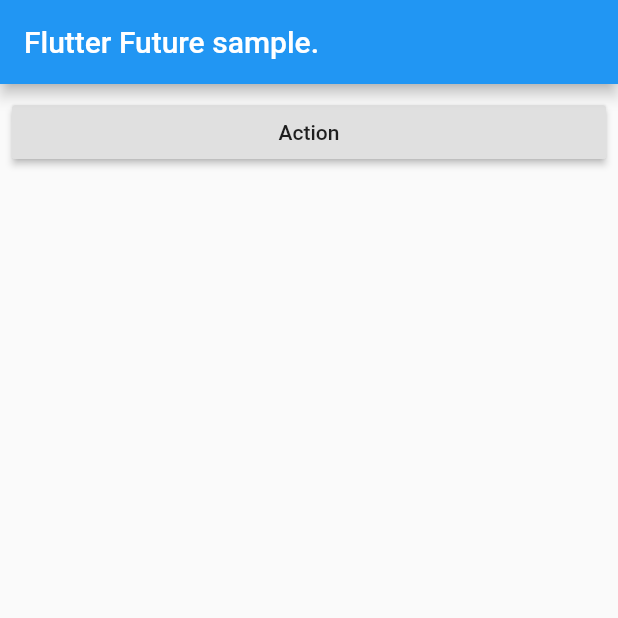
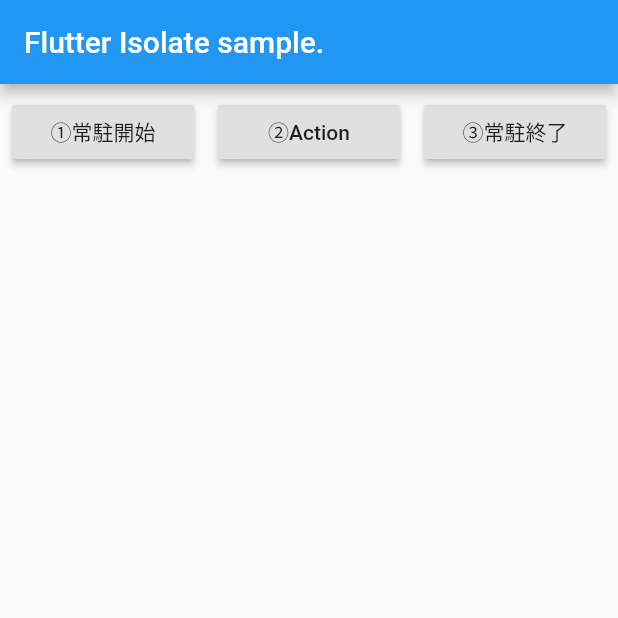
Before and after one commit to yaosatoshi/flutter_samples, a Flutter app: the screen it shows after launch, on a phone screen of 412 x 824 dp, the top half of it. Run offline on Flutter 3.47's test engine with Material 2 defaults, Android fonts, the phone set to English and light mode, and no system bars.

Commit message:
4-2-2-2 isolate

```diff
--- a/lib/main.dart
+++ b/lib/main.dart
@@ -1,6 +1,6 @@
 import 'dart:io';
+import 'dart:isolate';
 
-import 'package:flutter/cupertino.dart';
 import 'package:flutter/material.dart';
 import 'package:provider/provider.dart';
 
@@ -17,19 +17,89 @@ class MyApp extends StatelessWidget {
   }
 }
 
+void _getAsyncStringIsolate(SendPort callerSendPort) {
+  // Instantiate a SendPort to receive message from the caller.
+  print("[sub] _getAsyncStringIsolate start.");
+  final newIsolateReceivePort = ReceivePort();
+
+  // (D) Provide the caller with the reference of THIS isolate's SendPort.
+  callerSendPort.send(newIsolateReceivePort.sendPort);
+
+  print("[sub] listen start.");
+  // (E) Monitor messages from the main isolate.
+  newIsolateReceivePort.listen((dynamic message) {
+    // (G) Cast the retrieved message.
+    CrossIsolatesMessage incomingMessage = message as CrossIsolatesMessage;
+    print("[sub] incomingMessage received. /incomingMessage:$incomingMessage");
+
+    // Process the message
+    final st = DateTime.now().millisecondsSinceEpoch;
+    sleep(Duration(seconds: 2));
+    String newMessage =
+        "incomingMessage received ${incomingMessage.message} times. /delay:${DateTime.now().millisecondsSinceEpoch - st}ms";
+
+    // (J) Sends the outcome of the processing
+    incomingMessage.sender.send(newMessage);
+  });
+  // (F) Note: listen() method returns immediately.
+  print("[sub] _getAsyncStringIsolate end.");
+}
+
+// Helper class
+class CrossIsolatesMessage<T> {
+  final SendPort sender;
+  final T message;
+
+  CrossIsolatesMessage({
+    @required this.sender,
+    this.message,
+  });
+}
+
 class _Notifier extends ValueNotifier<String> {
   _Notifier() : super("");
 
   int _counter = 0;
 
-  void action() async {
-    value = await getAsyncString();
+  Isolate newIsolate;
+  SendPort newIsolateSendPort;
+
+  void start() async {
+    // (A) Local and temporary ReceivePort to retrieve the new isolate's SendPort.
+    final receivePort = ReceivePort();
+
+    // (B) Instantiate the new isolate.
+    newIsolate =
+        await Isolate.spawn(_getAsyncStringIsolate, receivePort.sendPort);
+
+    // (C) Retrieve the port to be used for further communication.
+    newIsolateSendPort = await receivePort.first;
+    _counter = 0;
+    value = 'Isolate started.';
   }
 
-  Future<String> getAsyncString() async {
-    var st = DateTime.now().millisecondsSinceEpoch;
-    sleep(Duration(seconds: 2));
-    return "getAsyncString() called. ${++_counter} times. /delay:${DateTime.now().millisecondsSinceEpoch - st}ms";
+  void stop() {
+    newIsolate?.kill(priority: Isolate.immediate);
+    newIsolate = null;
+    value = 'Isolate stopped.';
+  }
+
+  void action() async {
+    value = await _sendAndReceiveAnswer("${(++_counter).toString()}");
+  }
+
+  Future<String> _sendAndReceiveAnswer(String messageToBeSent) async {
+    // We create a temporary port to receive the answer
+    ReceivePort port = ReceivePort();
+
+    // (H) We send the message to the Isolate, and also tell the isolate which port to use to provide any answer.
+    newIsolateSendPort.send(CrossIsolatesMessage<String>(
+      sender: port.sendPort,
+      message: messageToBeSent,
+    ));
+
+    // (I) Wait for the answer and return it
+    return await port.first;
   }
 }
 
@@ -42,7 +112,7 @@ class MyHomePage extends StatelessWidget {
   @override
   Widget build(BuildContext context) {
     return Scaffold(
-      appBar: AppBar(title: Text("Flutter Future sample.")),
+      appBar: AppBar(title: Text("Flutter Isolate sample.")),
       body: Column(
         children: [
           Row(
@@ -52,8 +122,28 @@ class MyHomePage extends StatelessWidget {
                   padding: EdgeInsets.all(8.0),
                   child: RaisedButton(
                     onPressed: () =>
+                        MyHomePage.of(context, listen: false).start(),
+                    child: Text('①常駐開始'),
+                  ),
+                ),
+              ),
+              Expanded(
+                child: Padding(
+                  padding: EdgeInsets.all(8.0),
+                  child: RaisedButton(
+                    onPressed: () =>
                         MyHomePage.of(context, listen: false).action(),
-                    child: Text('Action'),
+                    child: Text('②Action'),
+                  ),
+                ),
+              ),
+              Expanded(
+                child: Padding(
+                  padding: EdgeInsets.all(8.0),
+                  child: RaisedButton(
+                    onPressed: () =>
+                        MyHomePage.of(context, listen: false).stop(),
+                    child: Text('③常駐終了'),
                   ),
                 ),
               ),
```
